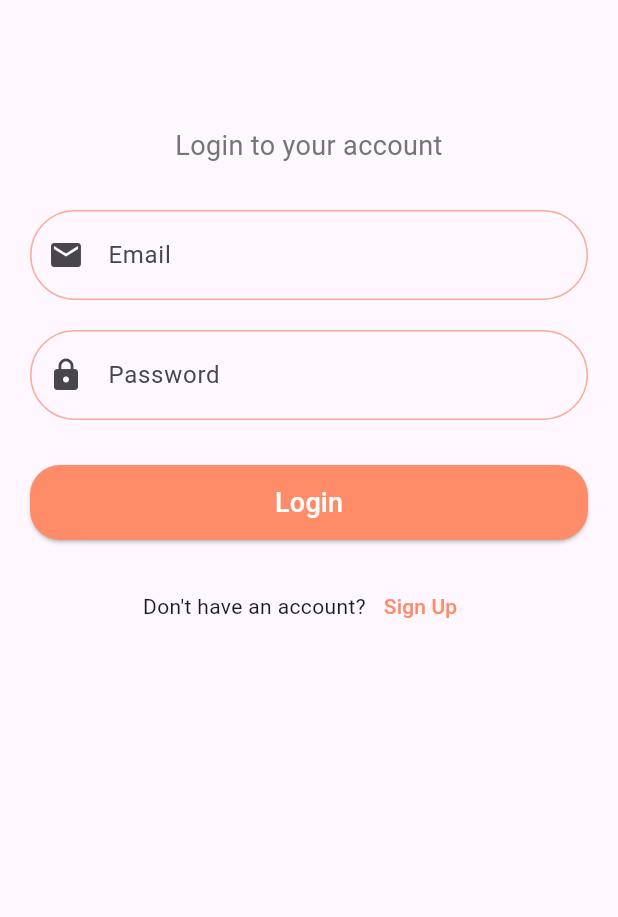
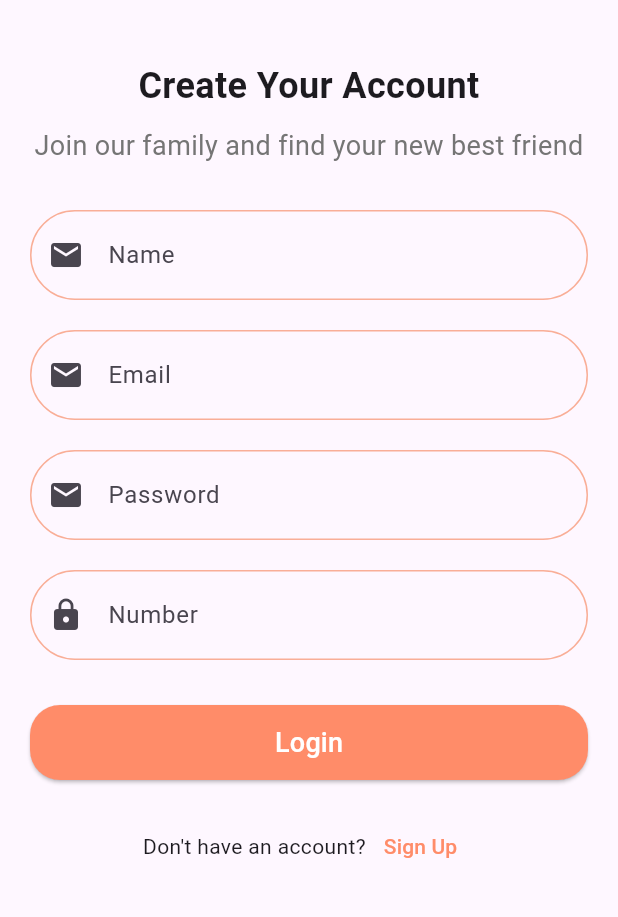
Before and after one commit to aryanNakarmi/adoptnest, a Flutter app: the SignupScreen screen opened directly, on a phone screen of 412 x 824 dp, the part 225-1142 px from its top. Run offline on Flutter 3.47's test engine with Material 3 defaults, Android fonts, the phone set to English and light mode, and no system bars; our stand-ins replace smooth_page_indicator.

Commit message:
signup fields

```diff
--- a/lib/screens/signup_screen.dart
+++ b/lib/screens/signup_screen.dart
@@ -37,18 +37,25 @@ class SignupScreen extends StatelessWidget {
 
             const SizedBox(height: 40),
             const Text(
-              "",
+              "Create Your Account",
               textAlign: TextAlign.center,
               style: TextStyle(
                   fontSize: 24, fontWeight: FontWeight.bold),
             ),
             const SizedBox(height: 10),
             Text(
-              "Login to your account",
+              "Join our family and find your new best friend",
               textAlign: TextAlign.center,
               style: TextStyle(fontSize: 18, color: Colors.grey.shade600),
             ),
             const SizedBox(height: 30),
+            MyTextfield(
+              onChanged: (value) {},
+              hintText: "Name",
+              controller: emailController,
+              prefixIcon: const Icon(Icons.email),
+            ),
+            const SizedBox(height: 20),
             MyTextfield(
               onChanged: (value) {},
               hintText: "Email",
@@ -59,6 +66,13 @@ class SignupScreen extends StatelessWidget {
             MyTextfield(
               onChanged: (value) {},
               hintText: "Password",
+              controller: emailController,
+              prefixIcon: const Icon(Icons.email),
+            ),
+            const SizedBox(height: 20),
+            MyTextfield(
+              onChanged: (value) {},
+              hintText: "Number",
               controller: passwordController,
               isPassword: true,
               prefixIcon: const Icon(Icons.lock),
```
